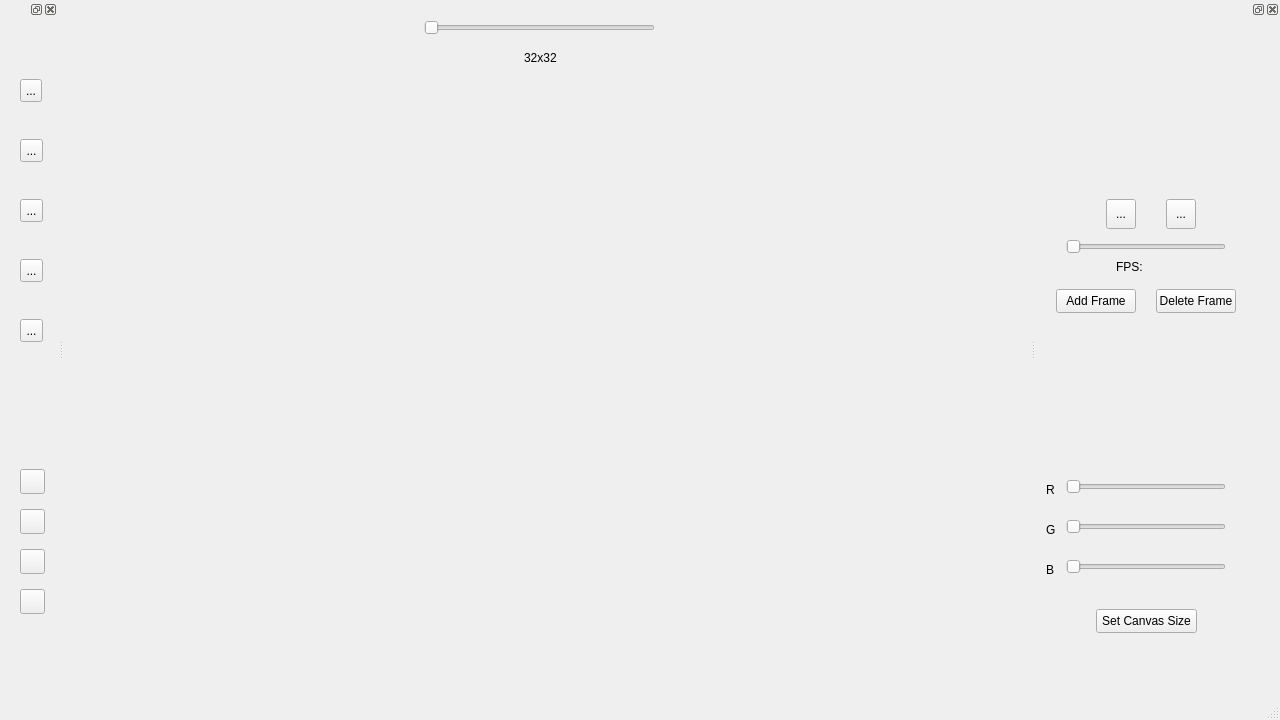
Before: the Qt Designer form mainwindow.ui in University-of-Utah-CS3505/a8-sprite-editor-f23-ahuo2003, drawn with Qt 5.
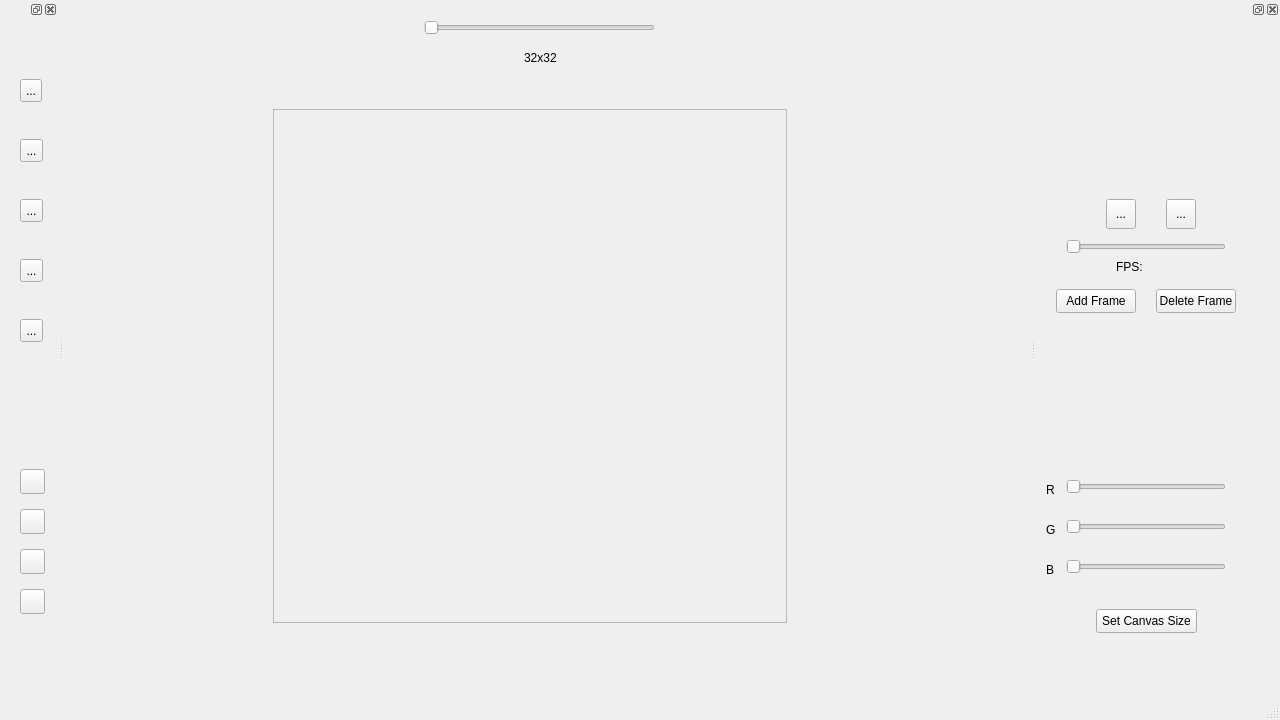
After: the same form once the commit is applied. Custom widgets are drawn as their Qt base class.

Commit message: Created an empty frame to represent the canvas border.

Patch:
```diff
--- a/mainwindow.ui
+++ b/mainwindow.ui
@@ -56,6 +56,26 @@
      <string>32x32</string>
     </property>
    </widget>
+   <widget class="QFrame" name="frame">
+    <property name="geometry">
+     <rect>
+      <x>209</x>
+      <y>109</y>
+      <width>514</width>
+      <height>514</height>
+     </rect>
+    </property>
+    <property name="frameShape">
+     <enum>QFrame::StyledPanel</enum>
+    </property>
+    <property name="frameShadow">
+     <enum>QFrame::Raised</enum>
+    </property>
+   </widget>
+   <zorder>frame</zorder>
+   <zorder>drawingCanvas</zorder>
+   <zorder>resizeSlider</zorder>
+   <zorder>resizeSliderLabel</zorder>
   </widget>
   <widget class="QMenuBar" name="menubar">
    <property name="geometry">
```
The commit also changes 1 other file.
